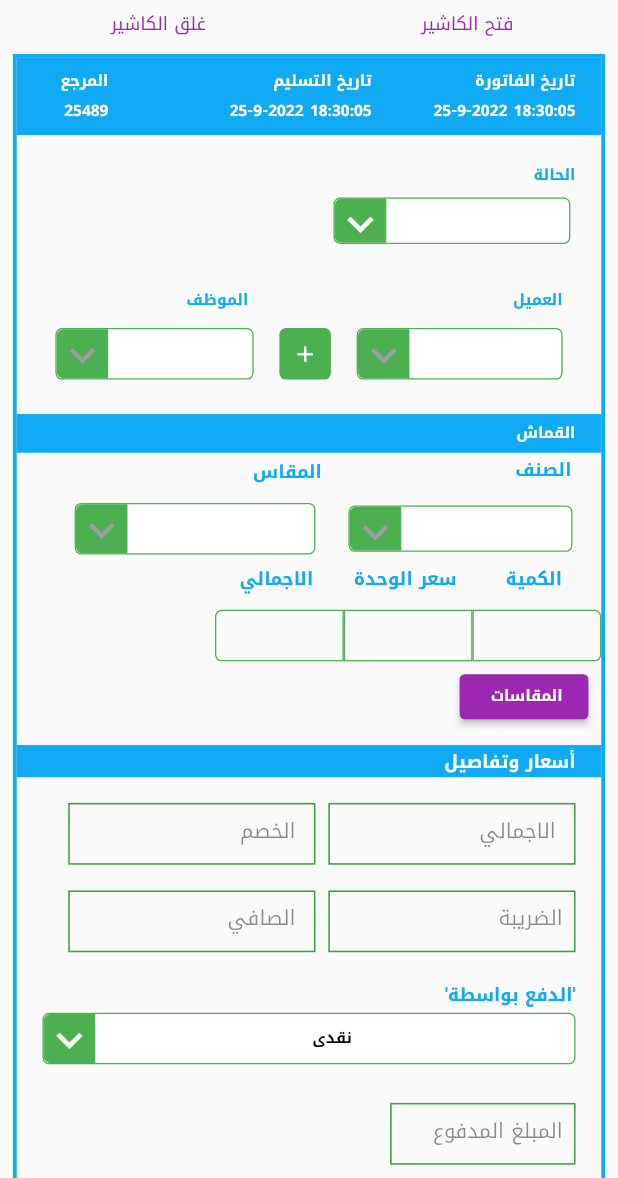
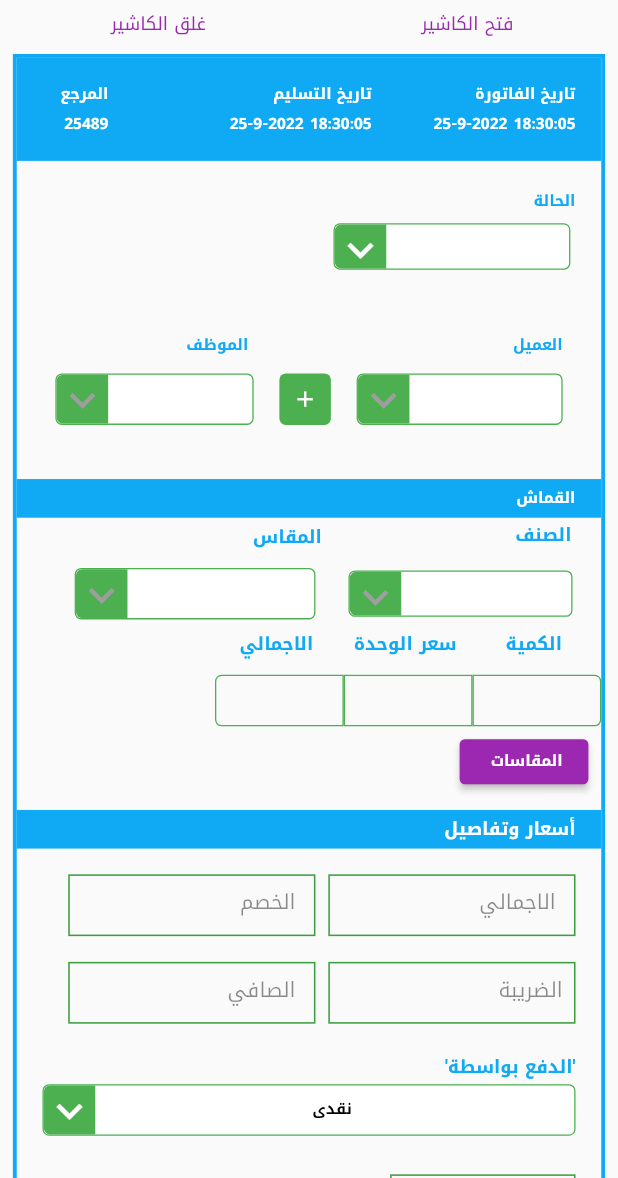
Before and after one commit to omarzezo/Trailor, a Flutter app: the AddInvoiceScreen screen opened by its route, on a phone screen of 412 x 824 dp, the part 58-1236 px from its top. Run offline on Flutter 3.47's test engine with Material 2 defaults, Android fonts, the phone set to English and light mode, and no system bars; drawn by our look-alikes of dropdown_button2; our stand-ins replace awesome_dialog, bloc, dio, easy_localization, flutter_bloc, flutter_blue and 7 more; missing offline and left inert: esc_pos_printer, esc_pos_utils, flutter_bluetooth_basic, flutter_esc_pos_network, maxx_sunmi_printer; accounts and stored records are empty; network calls fail; Roboto replaces fonts that are missing (Noto Kufi Arabic).

Commit message:
fix error23

```diff
--- a/lib/View/add_invoice.dart
+++ b/lib/View/add_invoice.dart
@@ -215,7 +215,7 @@ class _AddInvoiceScreenState extends State<AddInvoiceScreen> {
                     child: Column(
                       children: [
                         Container(
-                            height: MediaQuery.of(context).size.height / 16,
+                            height: MediaQuery.of(context).size.height / 12,
                             // height: 40,
                             width: double.infinity,
                             color: MyConstant().purpleColor,
@@ -444,7 +444,7 @@ class _AddInvoiceScreenState extends State<AddInvoiceScreen> {
 
                         Container(
                           width: double.infinity,
-                          height: MediaQuery.of(context).size.height / 9,
+                          height: MediaQuery.of(context).size.height / 7,
                           // color: Colors.amber,
                           alignment: Alignment.center,
                           padding: const EdgeInsets.only(left: 30, right: 30),
@@ -1552,7 +1552,7 @@ class _AddInvoiceScreenState extends State<AddInvoiceScreen> {
                           height: 20,
                         ),
                         Container(
-                          height: 25,
+                          height: 30,
                           width: double.infinity,
                           alignment: Alignment.centerRight,
                           padding: const EdgeInsets.only(right: 20),
```
Also changed, not shown: lib/View/sewing invoice screen/sweing_screen.dart (+6 -6 lines).
